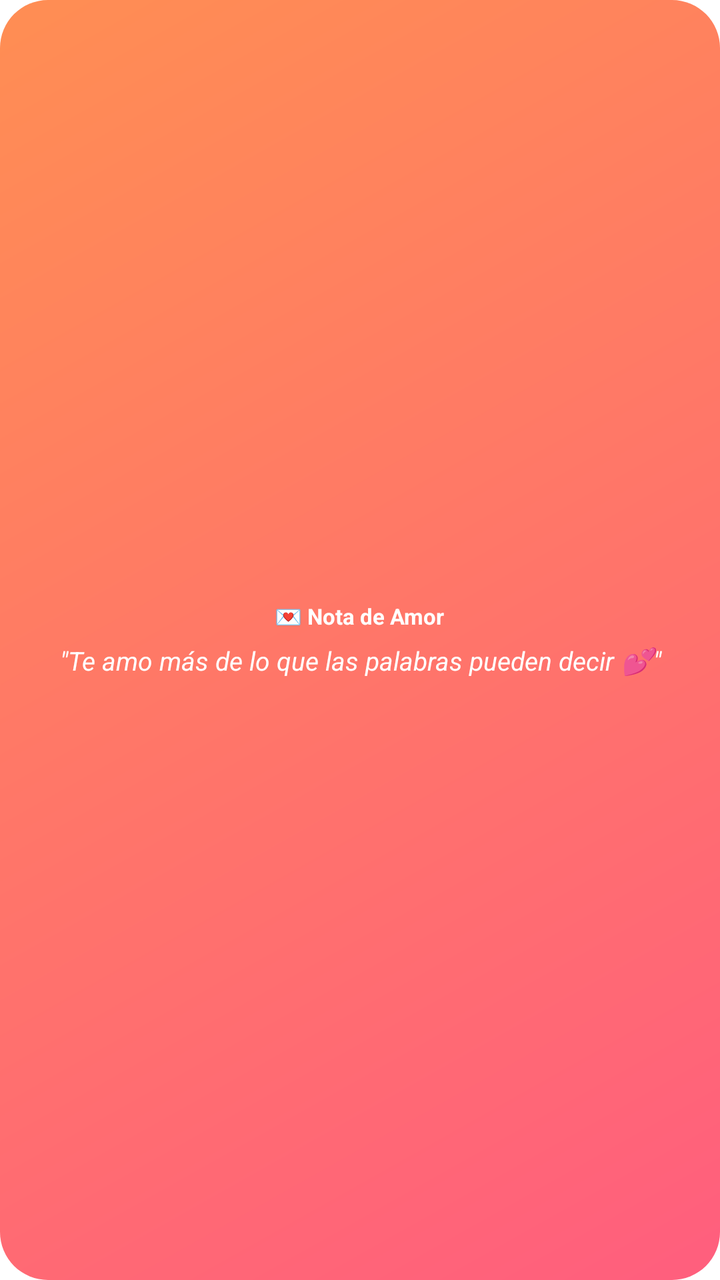
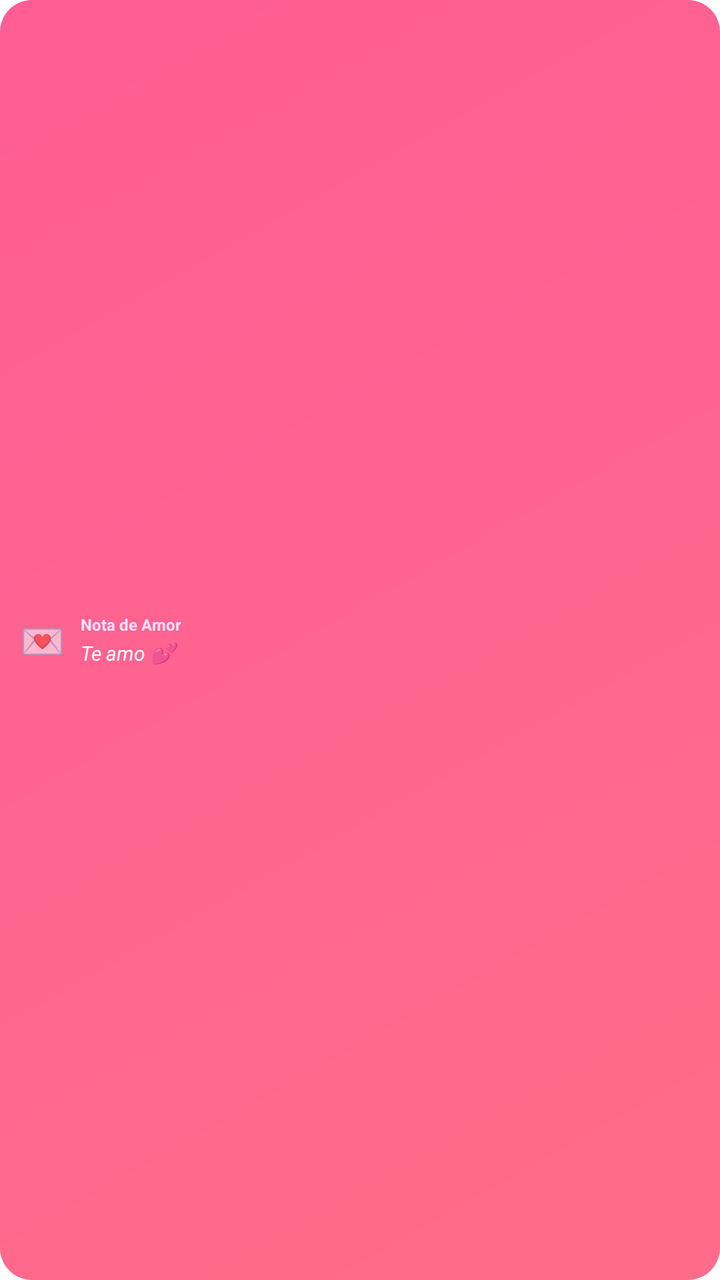

Compare the two renders of this Android layout. The source of the first and the diff that turns it into the second are given below.
<!-- AndroidManifest.xml: fallback theme Theme.MaterialComponents.DayNight.NoActionBar -->
<!-- res/layout/sticky_note_widget.xml -->
<?xml version="1.0" encoding="utf-8"?>
<LinearLayout xmlns:android="http://schemas.android.com/apk/res/android"
    android:id="@+id/widget_note_container"
    android:layout_width="match_parent"
    android:layout_height="match_parent"
    android:background="@drawable/widget_background"
    android:orientation="vertical"
    android:gravity="center"
    android:padding="12dp">

    <TextView
        android:id="@+id/widget_note_author"
        android:layout_width="wrap_content"
        android:layout_height="wrap_content"
        android:text="💌 Nota de Amor"
        android:textColor="#FFFFFF"
        android:textSize="11sp"
        android:textStyle="bold"
        android:gravity="center" />

    <TextView
        android:id="@+id/widget_note_content"
        android:layout_width="match_parent"
        android:layout_height="wrap_content"
        android:text="&quot;Te amo más de lo que las palabras pueden decir 💕&quot;"
        android:textColor="#FFFFFF"
        android:textSize="13sp"
        android:textStyle="italic"
        android:gravity="center"
        android:maxLines="3"
        android:ellipsize="end"
        android:layout_marginTop="6dp" />
</LinearLayout>
<!-- resources referenced by this layout -->
<resources>
  <!-- drawable widget_background (drawable) -->
  <?xml version="1.0" encoding="utf-8"?>
  <shape xmlns:android="http://schemas.android.com/apk/res/android"
      android:shape="rectangle">
      <gradient
          android:angle="135"
          android:startColor="#FFFF5E7E"
          android:endColor="#FFFF8E53"
          android:type="linear" />
      <corners android:radius="24dp" />
  </shape>
</resources>

<!-- the commit's change to res/layout/sticky_note_widget.xml (unified diff, before → after) -->
@@ -4,30 +4,47 @@
     android:layout_width="match_parent"
     android:layout_height="match_parent"
     android:background="@drawable/widget_background"
-    android:orientation="vertical"
-    android:gravity="center"
-    android:padding="12dp">
+    android:orientation="horizontal"
+    android:gravity="center_vertical"
+    android:padding="10dp">
 
+    
     <TextView
-        android:id="@+id/widget_note_author"
         android:layout_width="wrap_content"
         android:layout_height="wrap_content"
-        android:text="💌 Nota de Amor"
-        android:textColor="#FFFFFF"
-        android:textSize="11sp"
-        android:textStyle="bold"
-        android:gravity="center" />
+        android:text="💌"
+        android:textSize="18sp"
+        android:layout_marginEnd="8dp" />
 
-    <TextView
-        android:id="@+id/widget_note_content"
-        android:layout_width="match_parent"
+    
+    <LinearLayout
+        android:layout_width="0dp"
         android:layout_height="wrap_content"
-        android:text="&quot;Te amo más de lo que las palabras pueden decir 💕&quot;"
-        android:textColor="#FFFFFF"
-        android:textSize="13sp"
-        android:textStyle="italic"
-        android:gravity="center"
-        android:maxLines="3"
-        android:ellipsize="end"
-        android:layout_marginTop="6dp" />
+        android:layout_weight="1"
+        android:orientation="vertical"
+        android:gravity="center_vertical">
+
+        <TextView
+            android:id="@+id/widget_note_author"
+            android:layout_width="wrap_content"
+            android:layout_height="wrap_content"
+            android:text="Nota de Amor"
+            android:textColor="#FFE0FF"
+            android:textSize="8sp"
+            android:textStyle="bold" />
+
+        <TextView
+            android:id="@+id/widget_note_content"
+            android:layout_width="match_parent"
+            android:layout_height="wrap_content"
+            android:text="Te amo 💕"
+            android:textColor="#FFFFFF"
+            android:textSize="10sp"
+            android:textStyle="italic"
+            android:maxLines="2"
+            android:ellipsize="end"
+            android:layout_marginTop="2dp" />
+
+    </LinearLayout>
+
 </LinearLayout>
<!-- resource entries referenced after the edit -->
@@ -6,10 +6,10 @@
       android:shape="rectangle">
       <gradient
           android:angle="135"
-          android:startColor="#FFFF5E7E"
-          android:endColor="#FFFF8E53"
+          android:startColor="#E8FF5E7E"
+          android:endColor="#E8FF4D8A"
           android:type="linear" />
-      <corners android:radius="24dp" />
+      <corners android:radius="16dp" />
   </shape>
 </resources>
 
